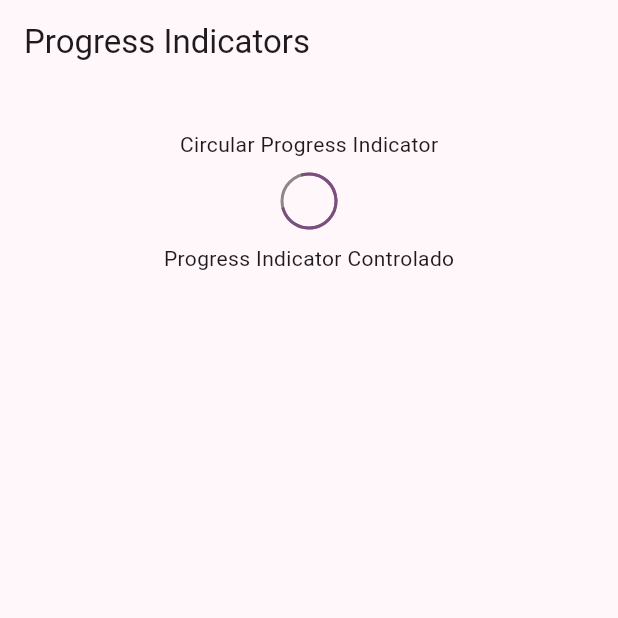
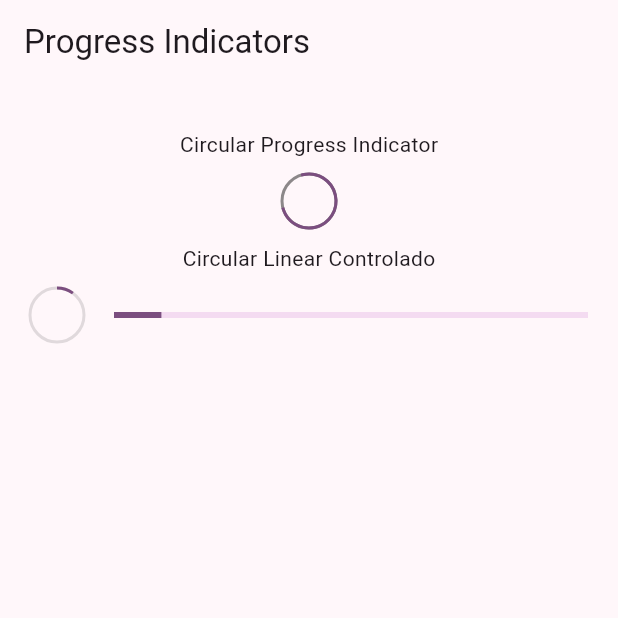
Before and after one commit to engelcituk/widgets-app, a Flutter app: the ProgressScreen screen opened by its route, on a phone screen of 412 x 824 dp, the top half of it. Run offline on Flutter 3.47's test engine with Material 2 defaults, Android fonts, the phone set to English and light mode, and no system bars; our stand-ins replace go_router.

Commit message:
Linear y Circular progress controlados

```diff
--- a/lib/presentation/screens/progress/progress_screen.dart
+++ b/lib/presentation/screens/progress/progress_screen.dart
@@ -30,7 +30,7 @@ class _ProgressView extends StatelessWidget {
           SizedBox(height:10 ,),
           CircularProgressIndicator(strokeWidth: 2, backgroundColor: Colors.black45,),
           SizedBox(height:10 ,),
-          Text('Progress Indicator Controlado'),
+          Text('Circular Linear Controlado'),
           SizedBox(height:10 ),
           _ControlledProgressIndicator()
         ],
@@ -44,6 +44,27 @@ class _ControlledProgressIndicator extends StatelessWidget {
 
   @override
   Widget build(BuildContext context) {
-    return Container();
+    return StreamBuilder(
+      stream: Stream.periodic( const Duration(milliseconds: 300), (value){
+        return value * 2 / 100;
+      }).takeWhile(( value ) => value <= 1 ),
+      builder: (context, snapshot) {
+        final progressValue = snapshot.data ?? 0;
+        return Padding(
+          padding: const EdgeInsets.symmetric(horizontal: 20),
+          child: Row(
+            mainAxisAlignment: MainAxisAlignment.center,
+            children: [
+              CircularProgressIndicator(value: progressValue, strokeWidth: 2, backgroundColor: Colors.black12,),
+              const SizedBox(width:20 ),
+              Expanded(
+                child: LinearProgressIndicator(value: progressValue,)
+              )
+
+            ],
+          ),
+        );
+      },
+    );
   }
 }
```
